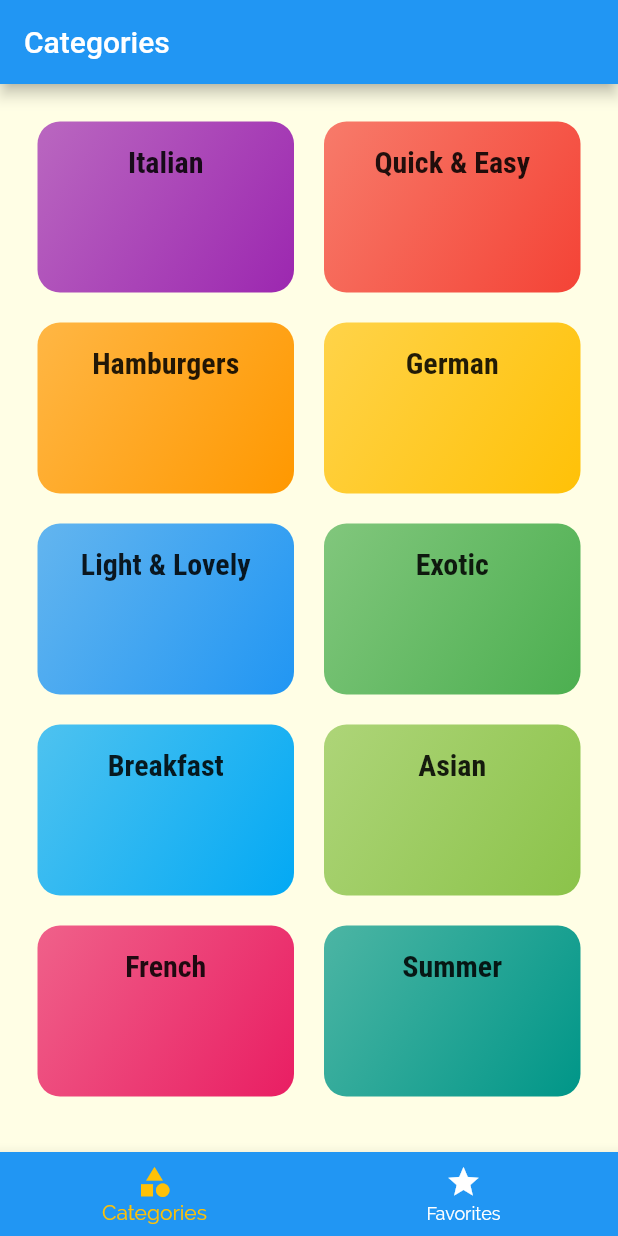
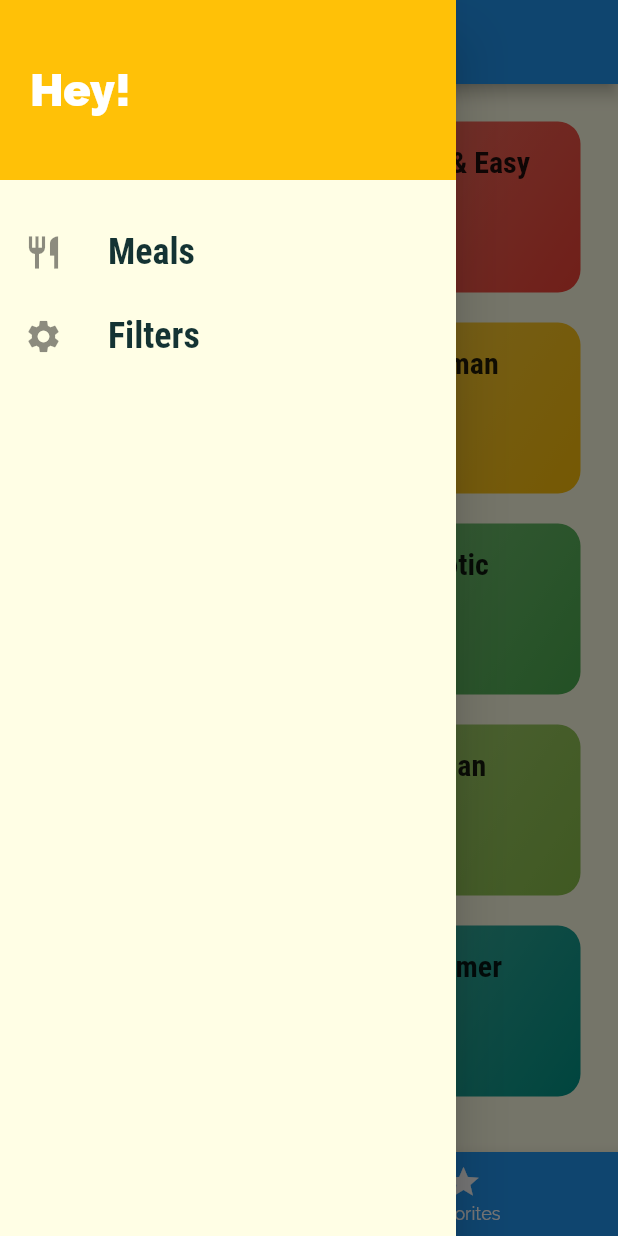
Before and after one commit to Prat2030/Flutter_Meals_App, a Flutter app: the screen it shows after launch, with the side drawer open (before the commit the screen has no drawer), on a phone screen of 412 x 824 dp. Run offline on Flutter 3.47's test engine with Material 2 defaults, Android fonts, the phone set to English and light mode, and no system bars.

Commit message:
created drawer at left side and added some basic things

```diff
--- a/lib/screens/tabs_screen.dart
+++ b/lib/screens/tabs_screen.dart
@@ -2,6 +2,7 @@
 
 import 'package:flutter/material.dart';
 
+import '../widgets/main_drawer.dart';
 import './categories_screen.dart';
 import './favorites_screen.dart';
 
@@ -32,6 +33,7 @@ class _TabsScreenState extends State<TabsScreen> {
       appBar: AppBar(
         title: Text(_pages[_selectedPageIndex]['title']),
       ),
+      drawer: MainDrawer(),
       body: _pages[_selectedPageIndex]['page'],
       bottomNavigationBar: BottomNavigationBar(
         onTap: _selectPage,
--- /dev/null
+++ b/lib/widgets/main_drawer.dart
@@ -0,0 +1,54 @@
+// ignore_for_file: prefer_const_constructors
+
+import 'package:flutter/material.dart';
+
+class MainDrawer extends StatelessWidget {
+  const MainDrawer({Key? key}) : super(key: key);
+
+  Widget buildListTiles(String title, IconData icon, BuildContext context) {
+    return ListTile(
+      leading: Icon(
+        icon,
+        size: 26,
+      ),
+      title: Text(
+        title,
+        style: TextStyle(
+          fontFamily: 'RobotoCondensed',
+          fontSize: 24,
+          fontWeight: FontWeight.w700,
+        ),
+      ),
+      onTap: () {
+        Navigator.of(context).pushReplacementNamed('/');
+      },
+    );
+  }
+
+  @override
+  Widget build(BuildContext context) {
+    return Drawer(
+      child: Column(
+        children: <Widget>[
+          Container(
+            height: 120,
+            width: double.infinity,
+            padding: const EdgeInsets.all(20),
+            alignment: Alignment.centerLeft,
+            color: Theme.of(context).accentColor,
+            child: Text('Hey!',
+                style: TextStyle(
+                    fontWeight: FontWeight.w900,
+                    fontSize: 30,
+                    color: Colors.white)),
+          ),
+          SizedBox(
+            height: 20,
+          ),
+          buildListTiles('Meals', Icons.restaurant, context),
+          buildListTiles('Filters', Icons.settings, context),
+        ],
+      ),
+    );
+  }
+}
```
